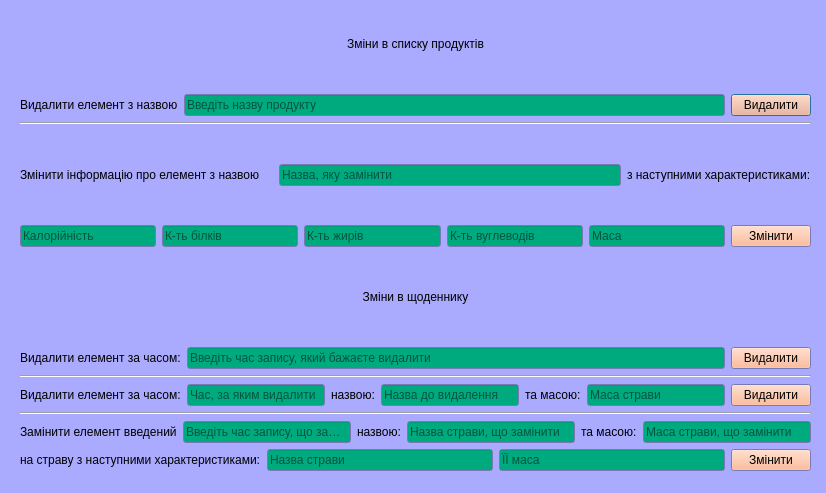
Before: the Qt Designer form foodchangeinfo.ui in Stalkeroid13/Health_statistic, drawn with Qt 5.
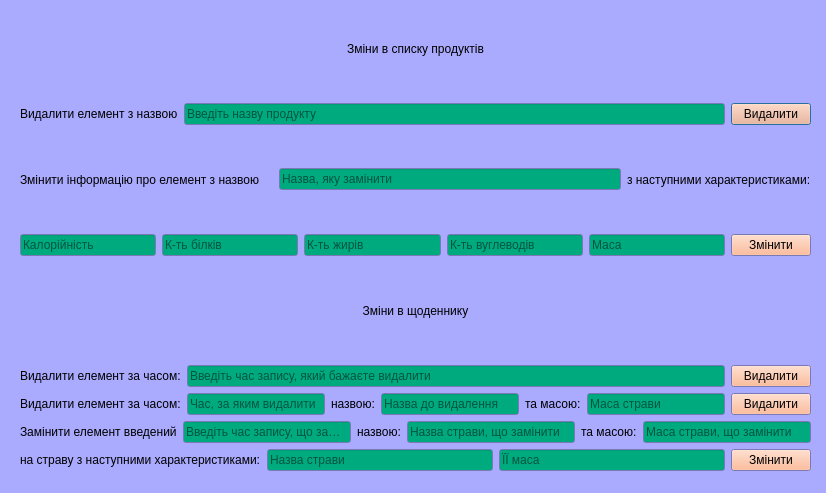
After: the same form once the commit is applied.

Diff of the .ui file:
```diff
--- a/foodchangeinfo.ui
+++ b/foodchangeinfo.ui
@@ -149,13 +149,6 @@
       </item>
      </layout>
     </item>
-    <item>
-     <widget class="Line" name="line_3">
-      <property name="orientation">
-       <enum>Qt::Orientation::Horizontal</enum>
-      </property>
-     </widget>
-    </item>
     <item>
      <layout class="QHBoxLayout" name="horizontalLayout_3">
       <item>
@@ -278,13 +271,6 @@
       </item>
      </layout>
     </item>
-    <item>
-     <widget class="Line" name="line">
-      <property name="orientation">
-       <enum>Qt::Orientation::Horizontal</enum>
-      </property>
-     </widget>
-    </item>
     <item>
      <layout class="QHBoxLayout" name="horizontalLayout_6">
       <item>
@@ -338,13 +324,6 @@
       </item>
      </layout>
     </item>
-    <item>
-     <widget class="Line" name="line_2">
-      <property name="orientation">
-       <enum>Qt::Orientation::Horizontal</enum>
-      </property>
-     </widget>
-    </item>
     <item>
      <layout class="QHBoxLayout" name="horizontalLayout_5">
       <item>
```
